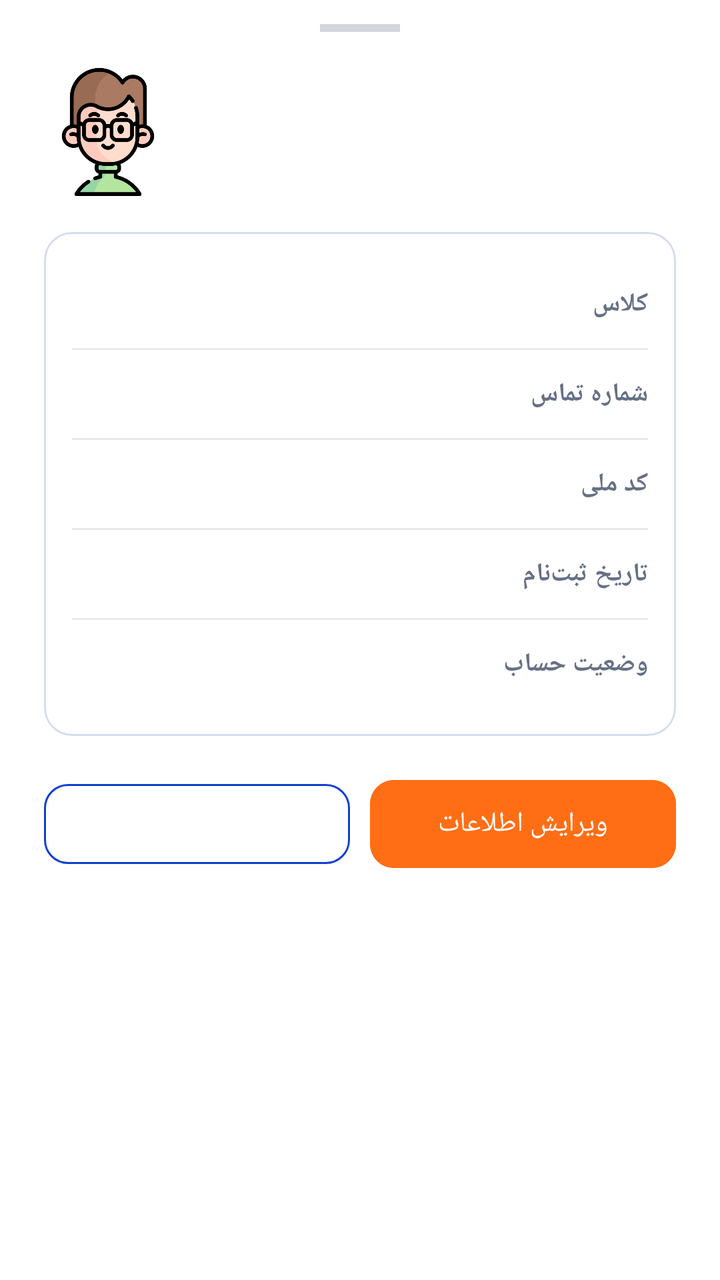
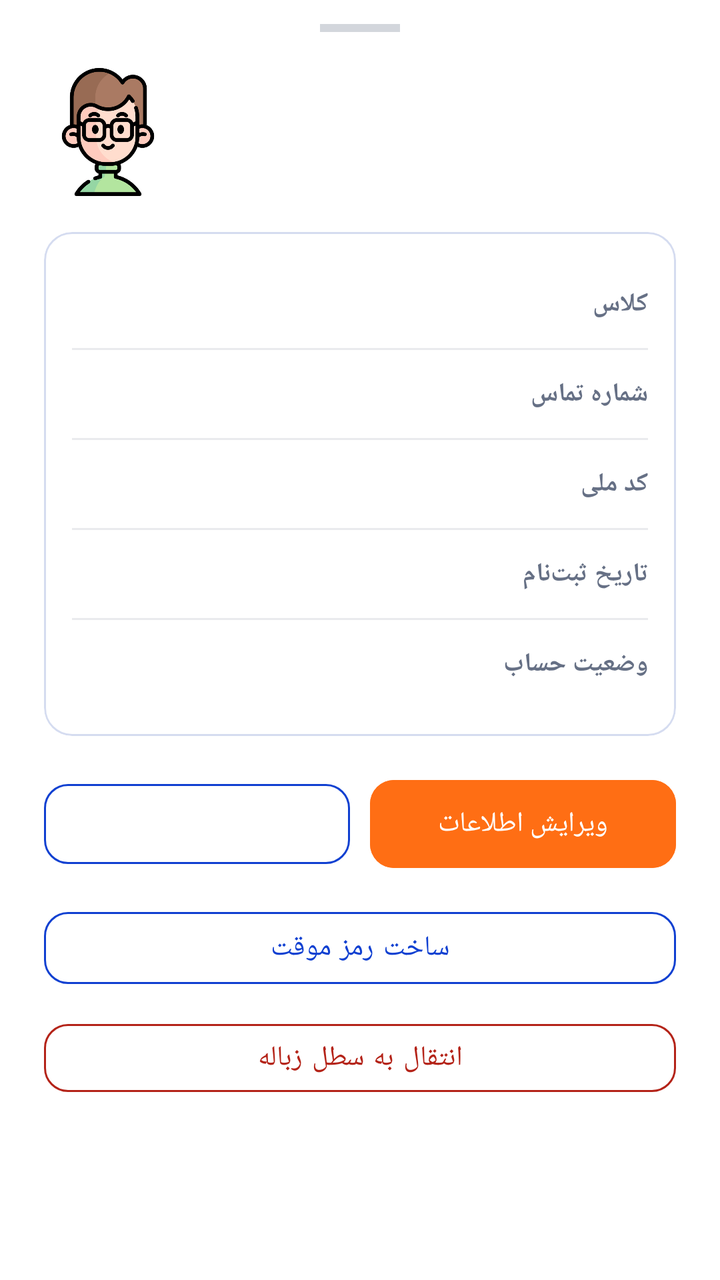

Compare the two renders of this Android layout. The source of the first and the diff that turns it into the second are given below.
<!-- AndroidManifest.xml: application theme Theme.BB -->
<!-- res/layout/dialog_student_details.xml -->
<?xml version="1.0" encoding="utf-8"?>
<LinearLayout
    xmlns:android="http://schemas.android.com/apk/res/android"
    xmlns:app="http://schemas.android.com/apk/res-auto"
    android:layout_width="match_parent"
    android:layout_height="wrap_content"
    android:background="@color/card_background"
    android:layoutDirection="rtl"
    android:orientation="vertical"
    android:paddingStart="22dp"
    android:paddingTop="12dp"
    android:paddingEnd="22dp"
    android:paddingBottom="22dp">

    <View
        android:layout_width="40dp"
        android:layout_height="4dp"
        android:layout_gravity="center"
        android:alpha="0.28"
        android:background="@color/sub_text" />

    <LinearLayout
        android:layout_width="match_parent"
        android:layout_height="wrap_content"
        android:layoutDirection="ltr"
        android:layout_marginTop="18dp"
        android:gravity="center_vertical"
        android:orientation="horizontal">

        <ImageView
            android:id="@+id/dialogAvatar"
            android:layout_width="64dp"
            android:layout_height="64dp"
            android:src="@drawable/avatar_student_1" />

        <LinearLayout
            android:layout_width="0dp"
            android:layout_height="wrap_content"
            android:layout_marginStart="16dp"
            android:layout_weight="1"
            android:layoutDirection="rtl"
            android:gravity="right"
            android:orientation="vertical">

            <TextView
                android:id="@+id/dialogName"
                android:layout_width="match_parent"
                android:layout_height="wrap_content"
                android:gravity="right"
                android:textColor="@color/title_blue"
                android:textDirection="rtl"
                android:textSize="18sp"
                android:textStyle="bold" />

            <TextView
                android:id="@+id/dialogCode"
                android:layout_width="match_parent"
                android:layout_height="wrap_content"
                android:layout_marginTop="4dp"
                android:gravity="right"
                android:textColor="@color/sub_text"
                android:textDirection="rtl"
                android:textSize="13sp" />
        </LinearLayout>
    </LinearLayout>

    <com.google.android.material.card.MaterialCardView
        android:layout_width="match_parent"
        android:layout_height="wrap_content"
        android:layout_marginTop="18dp"
        app:cardBackgroundColor="@color/card_background"
        app:cardCornerRadius="14dp"
        app:cardElevation="0dp"
        app:strokeColor="#353559B8"
        app:strokeWidth="1dp">

        <LinearLayout
            android:layout_width="match_parent"
            android:layout_height="wrap_content"
            android:layoutDirection="rtl"
            android:orientation="vertical"
            android:padding="14dp">

            <LinearLayout style="@style/StudentCompactDetailRow">
                <TextView style="@style/StudentCompactDetailLabel" android:text="کلاس" />
                <TextView
                    android:id="@+id/dialogLevel"
                    style="@style/StudentCompactDetailValue"
                    android:textStyle="bold" />
            </LinearLayout>

            <View style="@style/StudentCompactDetailDivider" />

            <LinearLayout style="@style/StudentCompactDetailRow">
                <TextView style="@style/StudentCompactDetailLabel" android:text="شماره تماس" />
                <TextView
                    android:id="@+id/dialogPhone"
                    style="@style/StudentCompactDetailValue"
                    android:textDirection="ltr" />
            </LinearLayout>

            <View style="@style/StudentCompactDetailDivider" />

            <LinearLayout style="@style/StudentCompactDetailRow">
                <TextView style="@style/StudentCompactDetailLabel" android:text="کد ملی" />
                <TextView
                    android:id="@+id/dialogNationalId"
                    style="@style/StudentCompactDetailValue"
                    android:textDirection="ltr" />
            </LinearLayout>

            <View style="@style/StudentCompactDetailDivider" />

            <LinearLayout style="@style/StudentCompactDetailRow">
                <TextView style="@style/StudentCompactDetailLabel" android:text="تاریخ ثبت‌نام" />
                <TextView
                    android:id="@+id/dialogRegDate"
                    style="@style/StudentCompactDetailValue"
                    android:textDirection="ltr" />
            </LinearLayout>

            <View style="@style/StudentCompactDetailDivider" />

            <LinearLayout style="@style/StudentCompactDetailRow">
                <TextView style="@style/StudentCompactDetailLabel" android:text="وضعیت حساب" />
                <TextView
                    android:id="@+id/dialogStatus"
                    style="@style/StudentCompactDetailValue"
                    android:textStyle="bold" />
            </LinearLayout>
        </LinearLayout>
    </com.google.android.material.card.MaterialCardView>

    <LinearLayout
        android:layout_width="match_parent"
        android:layout_height="wrap_content"
        android:layoutDirection="rtl"
        android:layout_marginTop="18dp"
        android:orientation="horizontal">

        <com.google.android.material.button.MaterialButton
            android:id="@+id/btnDialogEdit"
            android:layout_width="0dp"
            android:layout_height="52dp"
            android:layout_weight="1"
            android:backgroundTint="@color/brand_orange"
            android:text="ویرایش اطلاعات"
            android:textAllCaps="false"
            android:textColor="@color/white"
            app:cornerRadius="12dp" />

        <View
            android:layout_width="10dp"
            android:layout_height="1dp" />

        <com.google.android.material.button.MaterialButton
            android:id="@+id/btnDialogArchive"
            style="@style/Widget.MaterialComponents.Button.OutlinedButton"
            android:layout_width="0dp"
            android:layout_height="52dp"
            android:layout_weight="1"
            android:textColor="@color/title_blue"
            app:cornerRadius="12dp"
            app:strokeColor="@color/title_blue" />
    </LinearLayout>
</LinearLayout>
<!-- resources referenced by this layout -->
<resources>
  <color name="brand_orange">#FF6E14</color>
  <color name="card_background">#FFFFFF</color>
  <color name="sub_text">#667085</color>
  <color name="title_blue">#1040D1</color>
  <color name="white">#FFFFFFFF</color>
  <!-- drawable avatar_student_1: png bitmap (drawable, 35581 bytes) -->
  <style name="StudentCompactDetailDivider">
          <item name="android:layout_width">match_parent</item>
          <item name="android:layout_height">1dp</item>
          <item name="android:alpha">0.14</item>
          <item name="android:background">@color/sub_text</item>
      </style>
  <style name="StudentCompactDetailLabel">
          <item name="android:layout_width">102dp</item>
          <item name="android:layout_height">wrap_content</item>
          <item name="android:gravity">right|center_vertical</item>
          <item name="android:textColor">@color/sub_text</item>
          <item name="android:textDirection">rtl</item>
          <item name="android:textSize">13sp</item>
          <item name="android:textStyle">bold</item>
      </style>
  <style name="StudentCompactDetailRow">
          <item name="android:layout_width">match_parent</item>
          <item name="android:layout_height">wrap_content</item>
          <item name="android:gravity">center_vertical</item>
          <item name="android:minHeight">44dp</item>
          <item name="android:orientation">horizontal</item>
      </style>
  <style name="StudentCompactDetailValue">
          <item name="android:layout_width">0dp</item>
          <item name="android:layout_height">wrap_content</item>
          <item name="android:layout_weight">1</item>
          <item name="android:gravity">right|center_vertical</item>
          <item name="android:textColor">@color/main_text</item>
          <item name="android:textSize">13sp</item>
      </style>
  <style name="Theme.BB" parent="Base.Theme.BB" />
  <color name="main_text">#1D2939</color>
  <style name="Base.Theme.BB" parent="Theme.Material3.DayNight.NoActionBar">
          <item name="android:windowBackground">@drawable/app_global_background</item>
  
          <item name="android:windowTranslucentStatus">false</item>
          <item name="android:windowDrawsSystemBarBackgrounds">true</item>
          <item name="android:statusBarColor">@android:color/transparent</item>
          <item name="android:navigationBarColor">@android:color/transparent</item>
  
          <item name="android:windowLightStatusBar">true</item>
      </style>
  <!-- drawable app_global_background (drawable) -->
  <?xml version="1.0" encoding="utf-8"?>
  <layer-list xmlns:android="http://schemas.android.com/apk/res/android">
      <item>
          <shape android:shape="rectangle">
              <solid android:color="#F8FAFC" />
          </shape>
      </item>
  </layer-list>
</resources>

<!-- the commit's change to res/layout/dialog_student_details.xml (unified diff, before → after) -->
@@ -163,4 +163,24 @@
             app:cornerRadius="12dp"
             app:strokeColor="@color/title_blue" />
     </LinearLayout>
+
+
+    <com.google.android.material.button.MaterialButton
+        android:id="@+id/btnDialogResetPassword"
+        style="@style/Widget.MaterialComponents.Button.OutlinedButton"
+        android:layout_width="match_parent"
+        android:layout_height="48dp"
+        android:layout_marginTop="12dp"
+        android:text="ساخت رمز موقت"
+        android:textAllCaps="false"
+        android:textColor="@color/title_blue"
+        app:cornerRadius="12dp"
+        app:strokeColor="@color/title_blue" />
+
+    <com.google.android.material.button.MaterialButton
+        android:id="@+id/btnDialogTrashStudent"
+        style="@style/Widget.MaterialComponents.Button.OutlinedButton"
+        android:layout_width="match_parent" android:layout_height="46dp" android:layout_marginTop="8dp"
+        android:text="انتقال به سطل زباله" android:textAllCaps="false" android:textColor="#B42318"
+        app:cornerRadius="12dp" app:strokeColor="#B42318" />
 </LinearLayout>
